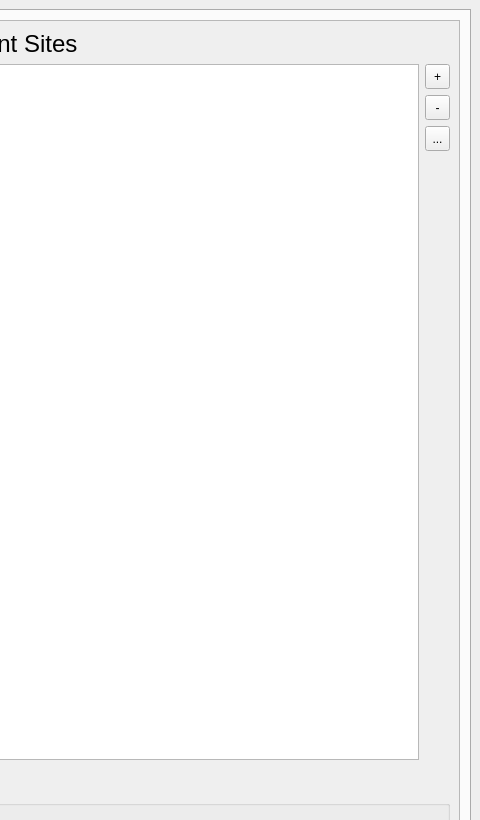
The window that qcity/ui/dockwidget_main.ui (north-road/QCity) describes before a commit, drawn with Qt 5; both pictures show x 178 to 658 and y 0 to 820 of the 658 by 1081 pixel window.
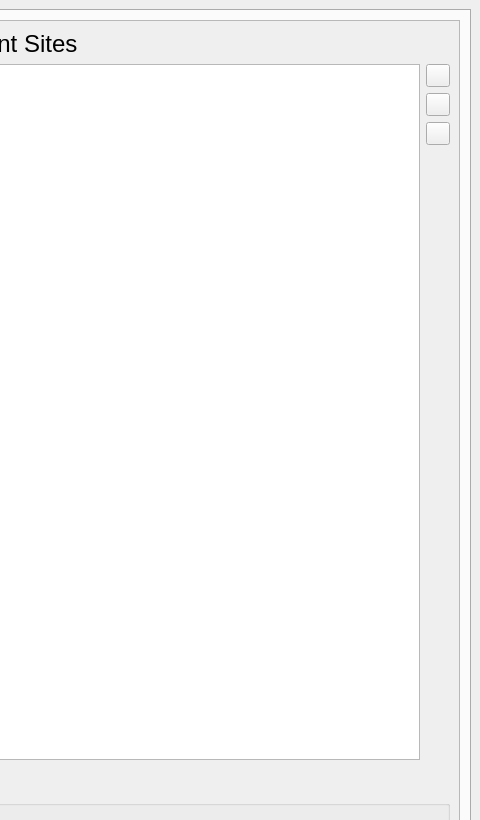
The same window after the commit. The open tabs and pages were chosen to show the change. Custom widgets are drawn as their Qt base class.

Commit message: Add tooltips for buttons

```diff
--- a/qcity/ui/dockwidget_main.ui
+++ b/qcity/ui/dockwidget_main.ui
@@ -466,14 +466,11 @@
                <layout class="QVBoxLayout" name="verticalLayout_2">
                 <item>
                  <widget class="QToolButton" name="toolButton_development_site_add">
-                  <property name="minimumSize">
-                   <size>
-                    <width>25</width>
-                    <height>25</height>
-                   </size>
+                  <property name="toolTip">
+                   <string>Create new development site</string>
                   </property>
                   <property name="text">
-                   <string>+</string>
+                   <string/>
                   </property>
                  </widget>
                 </item>
@@ -485,27 +482,21 @@
                     <verstretch>0</verstretch>
                    </sizepolicy>
                   </property>
-                  <property name="minimumSize">
-                   <size>
-                    <width>25</width>
-                    <height>25</height>
-                   </size>
+                  <property name="toolTip">
+                   <string>Remove selected development site</string>
                   </property>
                   <property name="text">
-                   <string>-</string>
+                   <string/>
                   </property>
                  </widget>
                 </item>
                 <item>
                  <widget class="QToolButton" name="toolButton_development_site_rename">
-                  <property name="minimumSize">
-                   <size>
-                    <width>25</width>
-                    <height>25</height>
-                   </size>
+                  <property name="toolTip">
+                   <string>Rename selected development site</string>
                   </property>
                   <property name="text">
-                   <string>...</string>
+                   <string/>
                   </property>
                  </widget>
                 </item>
@@ -1317,12 +1308,6 @@
    <header>qgis.gui</header>
    <container>1</container>
   </customwidget>
-  <customwidget>
-   <class>QGroupBox</class>
-   <extends>QGroupBox</extends>
-   <header>qgis.gui</header>
-   <container>1</container>
-  </customwidget>
   <customwidget>
    <class>QgsMapLayerComboBox</class>
    <extends>QComboBox</extends>
```
Left out of the diff: 27 changed lines with no effect on the pictures.
